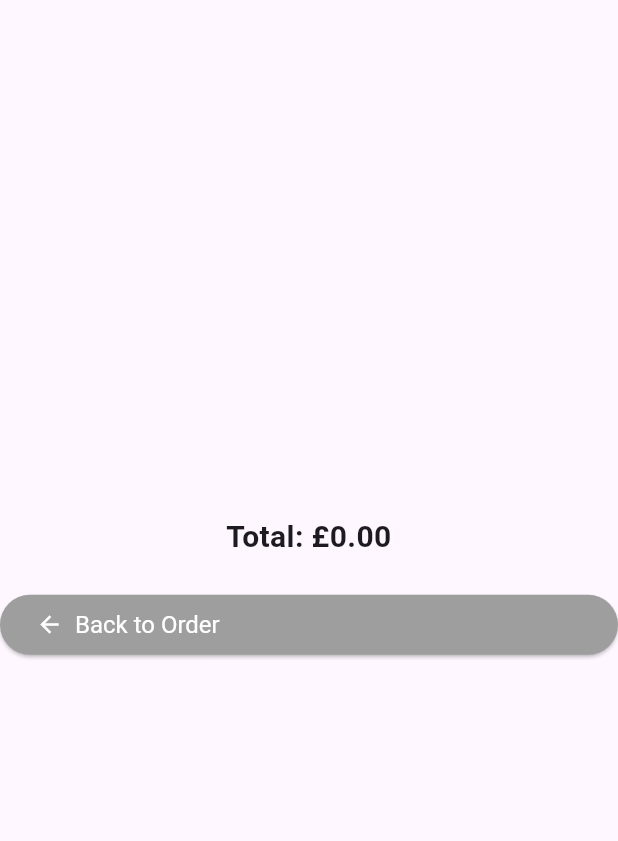
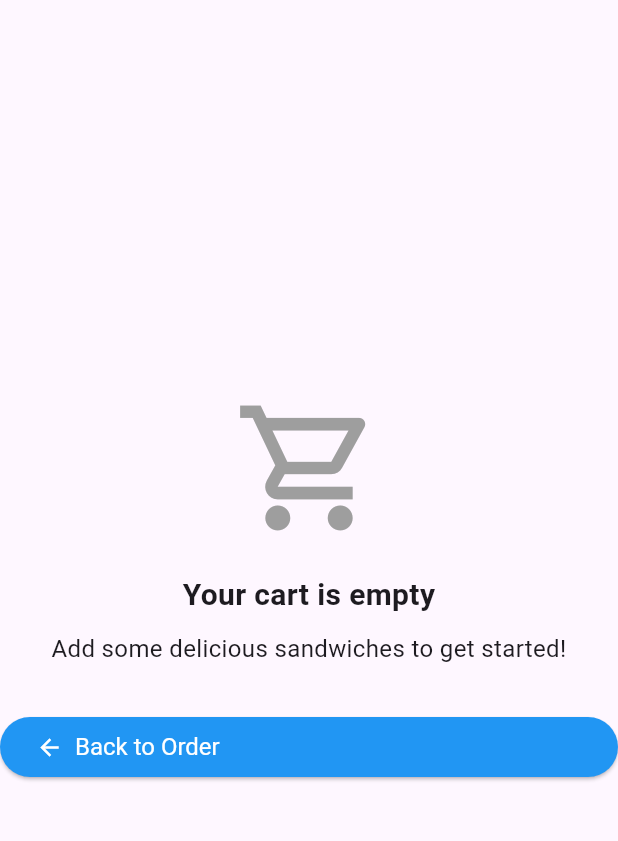
Before and after one commit to ChrystallaT1/sandwich_shop, a Flutter app: the CartScreen screen opened directly with empty values, on a phone screen of 412 x 824 dp, the part 72-913 px from its top. Run offline on Flutter 3.47's test engine with Material 3 defaults, Android fonts, the phone set to English and light mode, and no system bars.

Commit message:
Add cart modification functionality with quantity controls

```diff
--- a/lib/views/cart_screen.dart
+++ b/lib/views/cart_screen.dart
@@ -37,6 +37,58 @@ class _CartScreenState extends State<CartScreen> {
     );
   }
 
+  void _increaseQuantity(Sandwich sandwich, int currentQuantity) {
+    setState(() {
+      widget.cart.updateQuantity(sandwich, currentQuantity + 1);
+    });
+
+    ScaffoldMessenger.of(context).showSnackBar(
+      SnackBar(
+        content: Text(
+          '${sandwich.name} quantity increased to ${currentQuantity + 1}',
+        ),
+        duration: const Duration(seconds: 1),
+      ),
+    );
+  }
+
+  void _decreaseQuantity(Sandwich sandwich, int currentQuantity) {
+    final newQuantity = currentQuantity - 1;
+
+    setState(() {
+      widget.cart.updateQuantity(sandwich, newQuantity);
+    });
+
+    if (newQuantity <= 0) {
+      ScaffoldMessenger.of(context).showSnackBar(
+        SnackBar(
+          content: Text('${sandwich.name} removed from cart'),
+          duration: const Duration(seconds: 2),
+        ),
+      );
+    } else {
+      ScaffoldMessenger.of(context).showSnackBar(
+        SnackBar(
+          content: Text('${sandwich.name} quantity decreased to $newQuantity'),
+          duration: const Duration(seconds: 1),
+        ),
+      );
+    }
+  }
+
+  void _removeItem(Sandwich sandwich) {
+    setState(() {
+      widget.cart.removeSandwich(sandwich);
+    });
+
+    ScaffoldMessenger.of(context).showSnackBar(
+      SnackBar(
+        content: Text('${sandwich.name} removed from cart'),
+        duration: const Duration(seconds: 2),
+      ),
+    );
+  }
+
   @override
   Widget build(BuildContext context) {
     return Scaffold(
@@ -52,20 +104,89 @@ class _CartScreenState extends State<CartScreen> {
       ),
       body: Center(
         child: SingleChildScrollView(
-          child: Column(
+          child: widget.cart.items.isEmpty
+              ? Column(
+                  mainAxisAlignment: MainAxisAlignment.center,
+                  children: [
+                    const SizedBox(height: 40),
+                    const Icon(
+                      Icons.shopping_cart_outlined,
+                      size: 100,
+                      color: Colors.grey,
+                    ),
+                    const SizedBox(height: 20),
+                    const Text(
+                      'Your cart is empty',
+                      style: heading2,
+                      textAlign: TextAlign.center,
+                    ),
+                    const SizedBox(height: 10),
+                    const Text(
+                      'Add some delicious sandwiches to get started!',
+                      style: normalText,
+                      textAlign: TextAlign.center,
+                    ),
+                    const SizedBox(height: 30),
+                    StyledButton(
+                      onPressed: _goBack,
+                      icon: Icons.arrow_back,
+                      label: 'Back to Order',
+                      backgroundColor: Colors.blue,
+                    ),
+                    const SizedBox(height: 40),
+                  ],
+                )
+              : Column(
                   crossAxisAlignment: CrossAxisAlignment.stretch,
                   children: [
                     const SizedBox(height: 20),
-              for (MapEntry<Sandwich, int> entry in widget.cart.items.entries)
+                    for (MapEntry<Sandwich, int> entry
+                        in widget.cart.items.entries)
                       Column(
+                        children: [
+                          Row(
+                            mainAxisAlignment: MainAxisAlignment.spaceBetween,
+                            children: [
+                              Expanded(
+                                child: Column(
+                                  crossAxisAlignment: CrossAxisAlignment.center,
                                   children: [
                                     Text(entry.key.name, style: heading2),
                                     Text(
                                       '${_getSizeText(entry.key.isFootlong)} on ${entry.key.breadType.name} bread',
                                       style: normalText,
                                     ),
+                                  ],
+                                ),
+                              ),
+                              IconButton(
+                                onPressed: () => _removeItem(entry.key),
+                                icon: const Icon(
+                                  Icons.delete,
+                                  color: Colors.red,
+                                ),
+                                tooltip: 'Remove item',
+                              ),
+                            ],
+                          ),
+                          Row(
+                            mainAxisAlignment: MainAxisAlignment.center,
+                            children: [
+                              IconButton(
+                                onPressed: () =>
+                                    _decreaseQuantity(entry.key, entry.value),
+                                icon: const Icon(Icons.remove),
+                              ),
+                              Text('Qty: ${entry.value}', style: normalText),
+                              IconButton(
+                                onPressed: () =>
+                                    _increaseQuantity(entry.key, entry.value),
+                                icon: const Icon(Icons.add),
+                              ),
+                            ],
+                          ),
                           Text(
-                      'Qty: ${entry.value} - £${_getItemPrice(entry.key, entry.value).toStringAsFixed(2)}',
+                            '£${_getItemPrice(entry.key, entry.value).toStringAsFixed(2)}',
                             style: normalText,
                           ),
                           const SizedBox(height: 20),
```
Also changed, not shown: 1 other file. Lines whose indentation alone changed are shown as unchanged.
